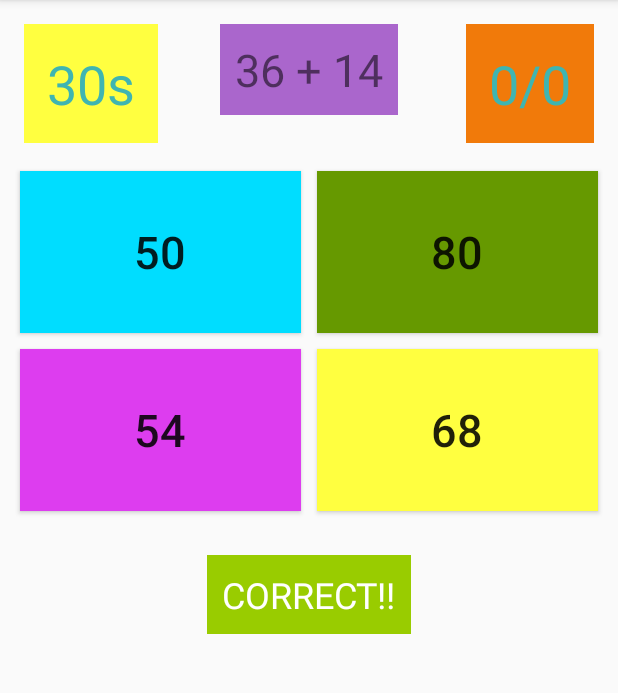
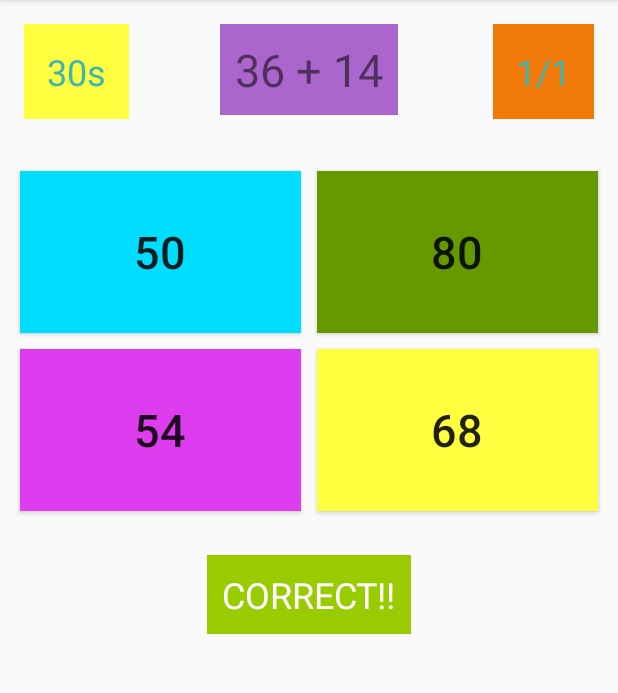
Before and after one commit to ranggasenatama/Quiz-App-Android, an Android app: the screen it shows after launch (MainActivity), after a tap on "50", on a phone screen of 412 x 824 dp, the part 84-777 px from its top. Run offline under Robolectric (Android 15) with nearby library versions, the phone set to English and light mode, and no system bars.

Commit message:
score board

```diff
--- a/app/src/main/java/com/example/asus/quizapp/MainActivity.java
+++ b/app/src/main/java/com/example/asus/quizapp/MainActivity.java
@@ -13,18 +13,24 @@ import java.util.Random;
 public class MainActivity extends AppCompatActivity {
 
     List<Integer> listAnswer = new ArrayList<Integer>();
-    int shuffABC;
     Button button;
     TextView answerTextView;
+    TextView rightOrFalseTextView;
+    int shuffABC;
+    int score=0;
+    int numberOfQuestion=0;
 
     public void clickAnswer(View view) {
         if (view.getTag().toString().equals(Integer.toString(shuffABC + 1))) {
             answerTextView.setText("CORRECT!!");
             answerTextView.setBackgroundColor(getResources().getColor(android.R.color.holo_green_light));
+            score++;
         } else {
             answerTextView.setText("INCORECT!!");
             answerTextView.setBackgroundColor(getResources().getColor(android.R.color.holo_red_light));
         }
+        numberOfQuestion++;
+        rightOrFalseTextView.setText(score+"/"+numberOfQuestion);
         answerTextView.setVisibility(View.VISIBLE);
     }
 
@@ -39,6 +45,7 @@ public class MainActivity extends AppCompatActivity {
 
         button = findViewById(R.id.startQuizButton);
         answerTextView = findViewById(R.id.answerTextView);
+        rightOrFalseTextView = findViewById(R.id.rightFalseTextView);
         Button answerButton1 = (Button) findViewById(R.id.button1);
         Button answerButton2 = (Button) findViewById(R.id.button2);
         Button answerButton3 = (Button) findViewById(R.id.button3);
--- a/app/src/main/res/layout/activity_main.xml
+++ b/app/src/main/res/layout/activity_main.xml
@@ -35,7 +35,7 @@
         android:padding="15dp"
         android:text="30s"
         android:textColor="@color/colorPrimary"
-        android:textSize="36sp"
+        android:textSize="24sp"
         app:layout_constraintStart_toStartOf="parent"
         app:layout_constraintTop_toTopOf="parent" />
 
@@ -49,7 +49,7 @@
         android:padding="15dp"
         android:text="0/0"
         android:textColor="@color/colorPrimary"
-        android:textSize="36sp"
+        android:textSize="24sp"
         app:layout_constraintEnd_toEndOf="parent"
         app:layout_constraintTop_toTopOf="parent" />
 
```
